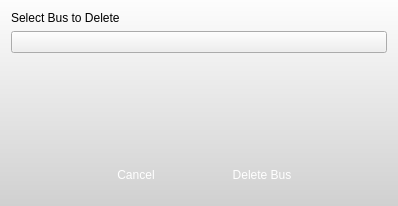
The window that Graffik/gui/core/Dialogs/deletebusdialog.ui (DynamicPerception/Graffik_Legacy) describes before a commit, drawn with Qt 5.
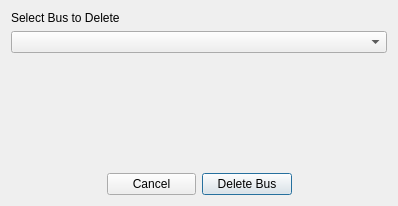
The same window after the commit. Icons and pictures are not drawn.

```diff
--- a/Graffik/gui/core/Dialogs/deletebusdialog.ui
+++ b/Graffik/gui/core/Dialogs/deletebusdialog.ui
@@ -14,32 +14,7 @@
    <string>Delete Bus</string>
   </property>
   <property name="styleSheet">
-   <string notr="true">QPushButton {
-border: 0px transparent;
-max-width:120px;
-max-height: 40px;
-min-width:120px;
-min-height: 40px;
-color: rgb(255,255,255);
-font: 12px &quot;Lucida Sans&quot;;
-}
-
-#okButton {
-border-image: url(:/core/small-blue-but-normal.png);
-}
-
-#cancelButton {
-border-image: url(:/core/small-gray-but-normal.png);
-}
-
-QComboBox:drop-down {
-border-image: url(:/core/drop-down-sm-blue.png);
-border: 0px transparent;
-}
-
-#DeleteBusDialog {
-background-color: qlineargradient(spread:pad, x1:0, y1:0, x2:0, y2:1, stop:0 rgba(253, 253, 253, 255), stop:1 rgba(208, 208, 208, 255));
-}</string>
+   <string notr="true"/>
   </property>
   <layout class="QGridLayout" name="gridLayout">
    <item row="0" column="0" colspan="4">
```
